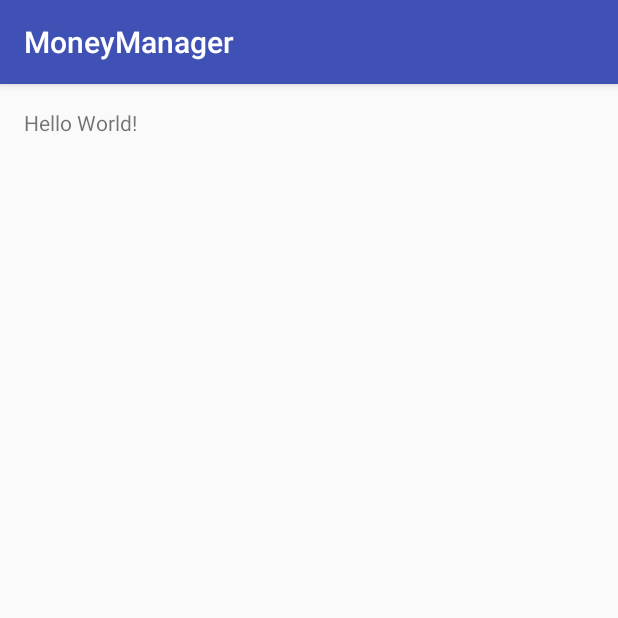
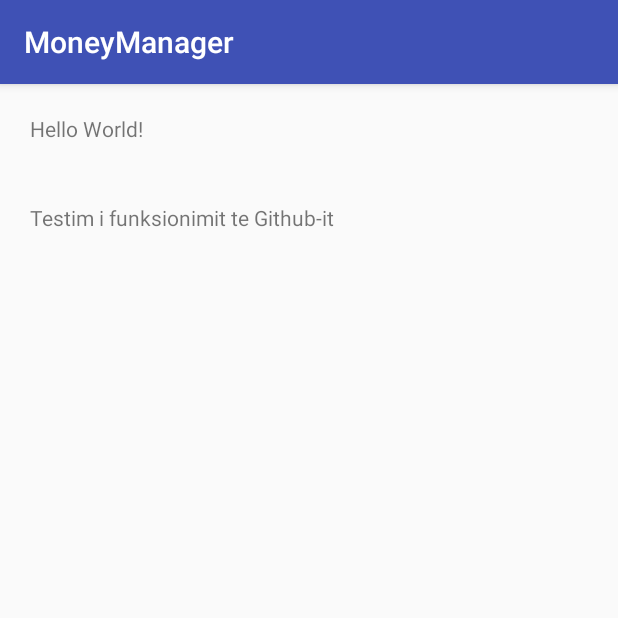
Before and after one commit to berishaerblin/Kuleta-MoneyManager, an Android app: the screen it shows after launch (MainActivity), on a phone screen of 412 x 824 dp, the top half of it. Run offline under Robolectric (Android 15) with nearby library versions, the light colour scheme and no system bars.

Commit message:
Testimi i Githubit

```diff
--- a/app/src/main/java/com/berishaerblin/moneymanager/MainActivity.java
+++ b/app/src/main/java/com/berishaerblin/moneymanager/MainActivity.java
@@ -9,5 +9,6 @@ public class MainActivity extends AppCompatActivity {
     protected void onCreate(Bundle savedInstanceState) {
         super.onCreate(savedInstanceState);
         setContentView(R.layout.activity_main);
+        // Testim i Githubit :D
     }
 }
--- a/app/src/main/res/layout/activity_main.xml
+++ b/app/src/main/res/layout/activity_main.xml
@@ -1,17 +1,21 @@
 <?xml version="1.0" encoding="utf-8"?>
-<RelativeLayout xmlns:android="http://schemas.android.com/apk/res/android"
+<LinearLayout xmlns:android="http://schemas.android.com/apk/res/android"
     xmlns:tools="http://schemas.android.com/tools"
     android:id="@+id/activity_main"
     android:layout_width="match_parent"
     android:layout_height="match_parent"
-    android:paddingBottom="@dimen/activity_vertical_margin"
-    android:paddingLeft="@dimen/activity_horizontal_margin"
-    android:paddingRight="@dimen/activity_horizontal_margin"
-    android:paddingTop="@dimen/activity_vertical_margin"
+    android:orientation="vertical"
     tools:context="com.berishaerblin.moneymanager.MainActivity">
 
     <TextView
         android:layout_width="wrap_content"
         android:layout_height="wrap_content"
+        android:layout_margin="20dp"
         android:text="Hello World!" />
-</RelativeLayout>
+
+    <TextView
+        android:layout_width="wrap_content"
+        android:layout_height="wrap_content"
+        android:layout_margin="20dp"
+        android:text="Testim i funksionimit te Github-it"/>
+</LinearLayout>
--- a/build.gradle
+++ b/build.gradle
@@ -5,7 +5,7 @@ buildscript {
         jcenter()
     }
     dependencies {
-        classpath 'com.android.tools.build:gradle:2.2.1'
+        classpath 'com.android.tools.build:gradle:2.2.2'
 
         // NOTE: Do not place your application dependencies here; they belong
         // in the individual module build.gradle files
```
